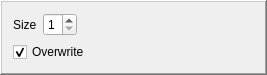
Before: the Qt Designer form LevelEditor/Brushes/BrushPropertiesWidget.ui in Preece/TGL, drawn with Qt 5.
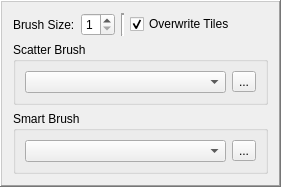
After: the same form once the commit is applied. Icons and pictures are not drawn.

Commit message: Added icons. Began modifying the brush properties widget

What changed in the file:
```diff
--- a/LevelEditor/Brushes/BrushPropertiesWidget.ui
+++ b/LevelEditor/Brushes/BrushPropertiesWidget.ui
@@ -6,8 +6,8 @@
    <rect>
     <x>0</x>
     <y>0</y>
-    <width>267</width>
-    <height>67</height>
+    <width>281</width>
+    <height>166</height>
    </rect>
   </property>
   <property name="sizePolicy">
@@ -25,15 +25,13 @@
   <property name="frameShadow">
    <enum>QFrame::Raised</enum>
   </property>
-  <layout class="QGridLayout" name="gridLayout">
-   <item row="0" column="0">
     <layout class="QVBoxLayout" name="verticalLayout">
      <item>
       <layout class="QHBoxLayout" name="horizontalLayout">
        <item>
         <widget class="QLabel" name="label">
          <property name="text">
-          <string>Size</string>
+        <string>Brush Size:</string>
          </property>
         </widget>
        </item>
@@ -50,6 +48,26 @@
          </property>
         </widget>
        </item>
+     <item>
+      <widget class="Line" name="line">
+       <property name="lineWidth">
+        <number>2</number>
+       </property>
+       <property name="orientation">
+        <enum>Qt::Vertical</enum>
+       </property>
+      </widget>
+     </item>
+     <item>
+      <widget class="QCheckBox" name="overwriteCheckbox">
+       <property name="text">
+        <string>Overwrite Tiles</string>
+       </property>
+       <property name="checked">
+        <bool>true</bool>
+       </property>
+      </widget>
+     </item>
        <item>
         <spacer name="horizontalSpacer">
          <property name="orientation">
@@ -66,19 +84,58 @@
       </layout>
      </item>
      <item>
-      <widget class="QCheckBox" name="overwriteCheckbox">
-       <property name="text">
-        <string>Overwrite</string>
-       </property>
-       <property name="checked">
+    <widget class="QGroupBox" name="scatterBrushGroup">
+     <property name="enabled">
         <bool>true</bool>
        </property>
+     <property name="title">
+      <string>Scatter Brush</string>
+     </property>
+     <layout class="QHBoxLayout" name="horizontalLayout_2">
+      <item>
+       <widget class="QComboBox" name="scatterBrushCombo"/>
+      </item>
+      <item>
+       <widget class="QToolButton" name="editScatterBrushes">
+        <property name="text">
+         <string>...</string>
+        </property>
+        <property name="icon">
+         <iconset resource="../../Icons.qrc">
+          <normaloff>:/Icons/Icons/pencil.png</normaloff>:/Icons/Icons/pencil.png</iconset>
+        </property>
       </widget>
      </item>
     </layout>
+    </widget>
    </item>
-  </layout>
- </widget>
- <resources/>
+   <item>
+    <widget class="QGroupBox" name="smartBrushGroup">
+     <property name="title">
+      <string>Smart Brush</string>
+     </property>
+     <layout class="QHBoxLayout" name="horizontalLayout_3">
+      <item>
+       <widget class="QComboBox" name="comboBox"/>
+      </item>
+      <item>
+       <widget class="QToolButton" name="editSmartBrushes">
+        <property name="text">
+         <string>...</string>
+        </property>
+        <property name="icon">
+         <iconset resource="../../Icons.qrc">
+          <normaloff>:/Icons/Icons/pencil.png</normaloff>:/Icons/Icons/pencil.png</iconset>
+        </property>
+       </widget>
+      </item>
+     </layout>
+    </widget>
+   </item>
+  </layout>
+ </widget>
+ <resources>
+  <include location="../../Icons.qrc"/>
+ </resources>
  <connections/>
 </ui>
```
Left out of the diff: 2 changed lines with no effect on the pictures. Lines whose indentation alone changed are shown as unchanged. The commit also changes 26 other files.
